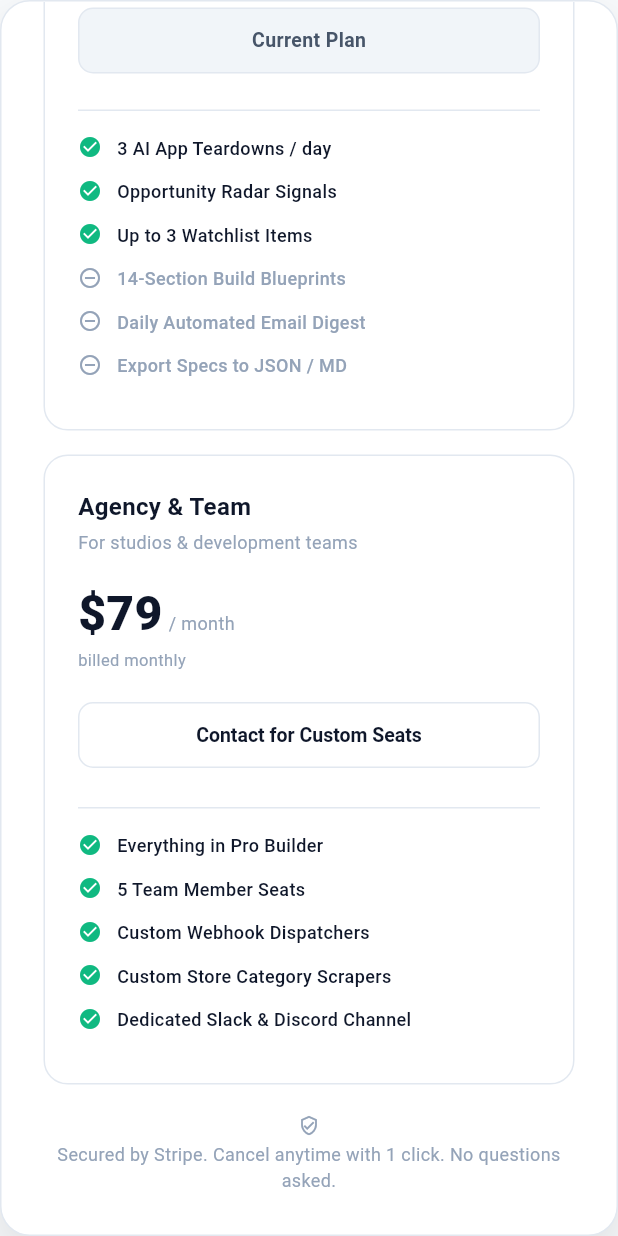
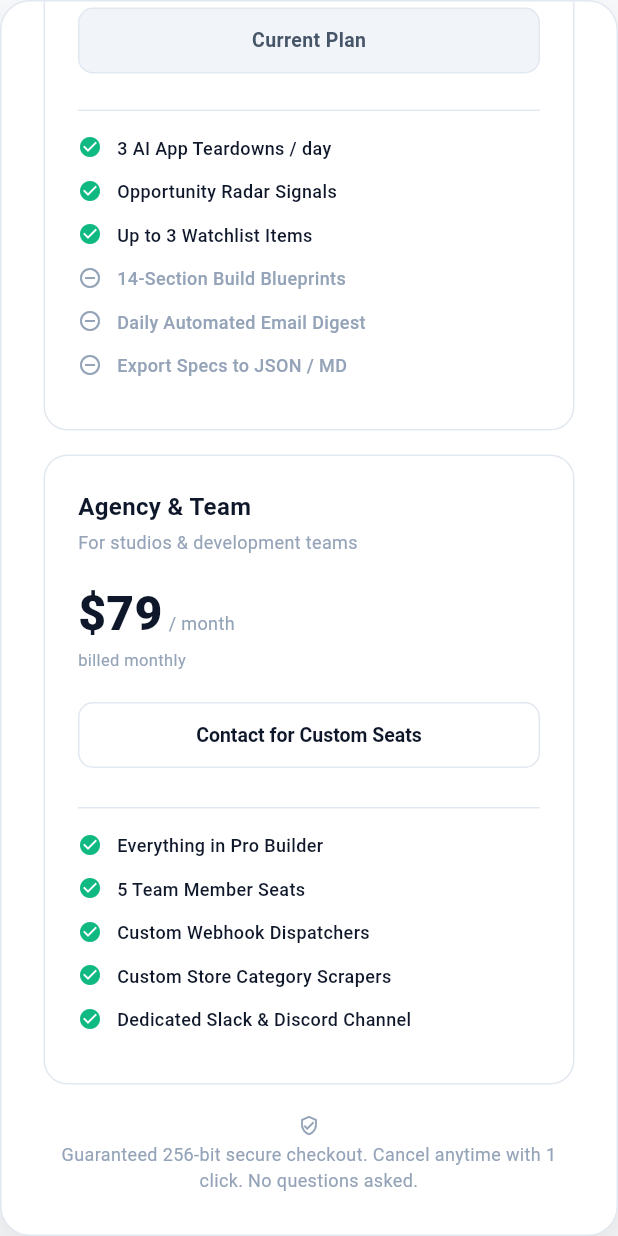
Before and after one commit to nillhasan/APP_Radar, a Flutter app: the PricingModal widget shown alone on an empty page, opened directly with empty values, scrolled down 860 dp, on a phone screen of 412 x 824 dp. Run offline on Flutter 3.47's test engine with Material 3 defaults, Android fonts, the phone set to English and light mode, and no system bars; our stand-ins replace supabase_flutter; missing offline and left inert: dart:html, dart:js; accounts and stored records are empty; Roboto replaces fonts that are missing (Segoe UI).

Commit message:
refactor(pricing): remove all occurrences of Stripe from pricing and awaiting payment UI

```diff
--- a/flutter_app/lib/widgets/pricing/pricing_modal.dart
+++ b/flutter_app/lib/widgets/pricing/pricing_modal.dart
@@ -207,7 +207,7 @@ class _PricingModalState extends State<PricingModal> {
                   children: [
                     Icon(Icons.verified_user_outlined, size: 14, color: AppColors.textMuted),
                     Text(
-                      'Secured by Stripe. Cancel anytime with 1 click. No questions asked.',
+                      'Guaranteed 256-bit secure checkout. Cancel anytime with 1 click. No questions asked.',
                       textAlign: TextAlign.center,
                       style: TextStyle(fontSize: 12, color: AppColors.textMuted),
                     ),
@@ -461,7 +461,7 @@ class _PricingModalState extends State<PricingModal> {
                       child: CircularProgressIndicator(color: Colors.white, strokeWidth: 2),
                     )
                   : const Icon(Icons.bolt, size: 16),
-              label: Text(_isUpgrading ? 'Connecting Stripe...' : 'Upgrade to Pro Builder'),
+              label: Text(_isUpgrading ? 'Opening Checkout...' : 'Upgrade to Pro Builder'),
               style: FilledButton.styleFrom(
                 minimumSize: const Size(double.infinity, 44),
                 backgroundColor: AppColors.primary,
@@ -574,7 +574,7 @@ class _PricingModalState extends State<PricingModal> {
           ),
           const SizedBox(height: 20),
           const Text(
-            'Awaiting Payment in Stripe',
+            'Awaiting Payment Confirmation',
             textAlign: TextAlign.center,
             style: TextStyle(
               fontSize: 22,
@@ -585,7 +585,7 @@ class _PricingModalState extends State<PricingModal> {
           ),
           const SizedBox(height: 8),
           Text(
-            'We opened the secure Stripe checkout tab in your browser. Please enter your card details on Stripe to complete your Pro subscription (${_isAnnual ? "\$23/mo billed annually" : "\$29/mo billed monthly"}).',
+            'We opened the secure checkout tab in your browser. Please enter your payment details to complete your Pro subscription (${_isAnnual ? "\$23/mo billed annually" : "\$29/mo billed monthly"}).',
             textAlign: TextAlign.center,
             style: const TextStyle(
               fontSize: 13,
@@ -607,7 +607,7 @@ class _PricingModalState extends State<PricingModal> {
                 SizedBox(width: 8),
                 Expanded(
                   child: Text(
-                    'Once payment is submitted on Stripe, you will be redirected automatically and your Pro features will be unlocked immediately.',
+                    'Once payment is completed, you will be redirected automatically and your Pro features will be unlocked immediately.',
                     style: TextStyle(fontSize: 12, color: AppColors.textSecondary),
                   ),
                 ),
@@ -646,7 +646,7 @@ class _PricingModalState extends State<PricingModal> {
                 if (mounted) {
                   ScaffoldMessenger.of(context).showSnackBar(
                     const SnackBar(
-                      content: Text('Payment not yet detected. Please submit your payment on the Stripe tab first.'),
+                      content: Text('Payment not yet detected. Please complete checkout in the payment tab first.'),
                       backgroundColor: AppColors.warning,
                       duration: Duration(seconds: 4),
                     ),
@@ -656,7 +656,7 @@ class _PricingModalState extends State<PricingModal> {
             },
             icon: const Icon(Icons.sync, size: 16),
             label: const Text(
-              'I Finished Paying on Stripe — Check Status',
+              'I\'ve Completed Payment — Verify Status',
               style: TextStyle(fontWeight: FontWeight.w600, fontSize: 13),
             ),
             style: FilledButton.styleFrom(
@@ -671,7 +671,7 @@ class _PricingModalState extends State<PricingModal> {
               TextButton.icon(
                 onPressed: _handleStripeCheckout,
                 icon: const Icon(Icons.open_in_new, size: 14),
-                label: const Text('Re-open Stripe Tab', style: TextStyle(fontSize: 12)),
+                label: const Text('Re-open Checkout Tab', style: TextStyle(fontSize: 12)),
               ),
               const Text(' • ', style: TextStyle(color: AppColors.textMuted)),
               TextButton(
```
